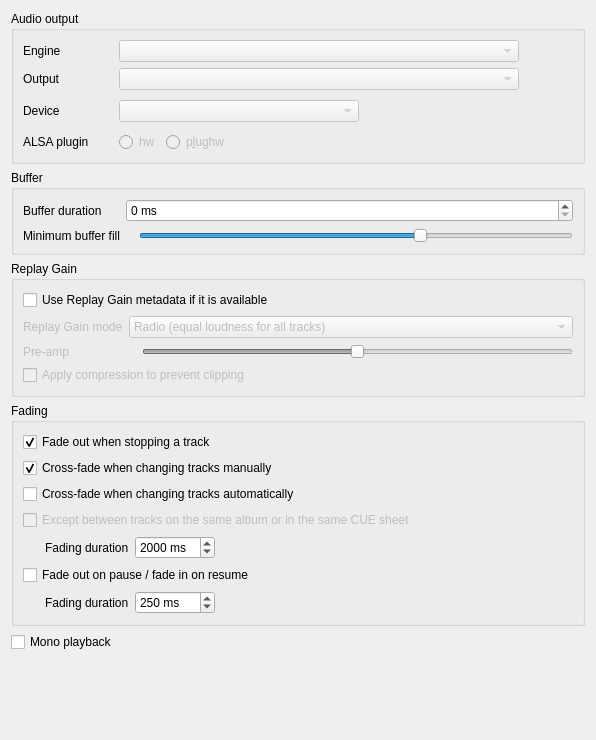
Qt form src/settings/backendsettingspage.ui (strawberrymusicplayer/strawberry) before a commit.
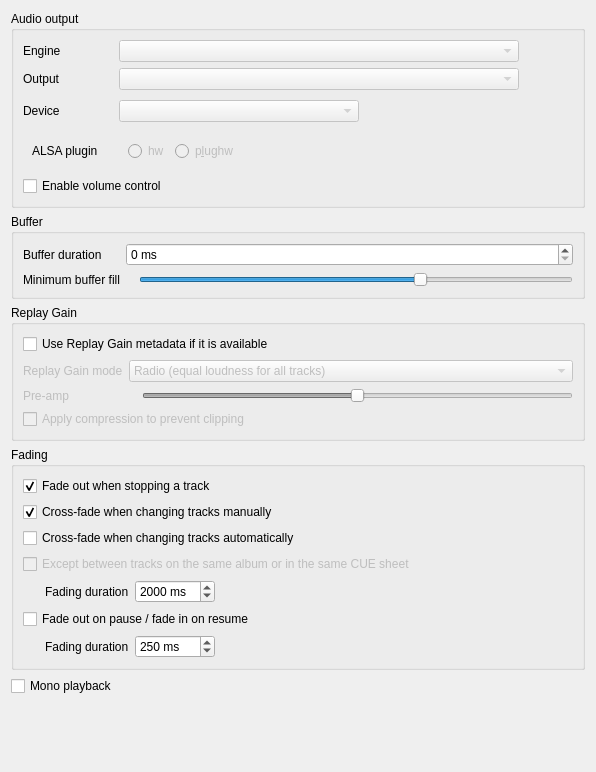
The same form after that commit. Custom widgets are drawn as their Qt base class.

Commit message: Add option to disable volume control

```diff
--- a/src/settings/backendsettingspage.ui
+++ b/src/settings/backendsettingspage.ui
@@ -7,7 +7,7 @@
     <x>0</x>
     <y>0</y>
     <width>596</width>
-    <height>740</height>
+    <height>772</height>
    </rect>
   </property>
   <property name="windowTitle">
@@ -172,6 +172,7 @@
        </layout>
       </item>
       <item>
+       <widget class="QWidget" name="widget_alsa_plugin" native="true">
        <layout class="QHBoxLayout" name="horizontalLayout_alsaplugin">
         <item>
          <widget class="QLabel" name="label_alsaplugin">
@@ -232,6 +233,14 @@
          </spacer>
         </item>
        </layout>
+       </widget>
+      </item>
+      <item>
+       <widget class="QCheckBox" name="checkbox_volume_control">
+        <property name="text">
+         <string>Enable volume control</string>
+        </property>
+       </widget>
       </item>
      </layout>
     </widget>
```
Lines whose indentation alone changed are shown as unchanged. The commit also changes 19 other files.
